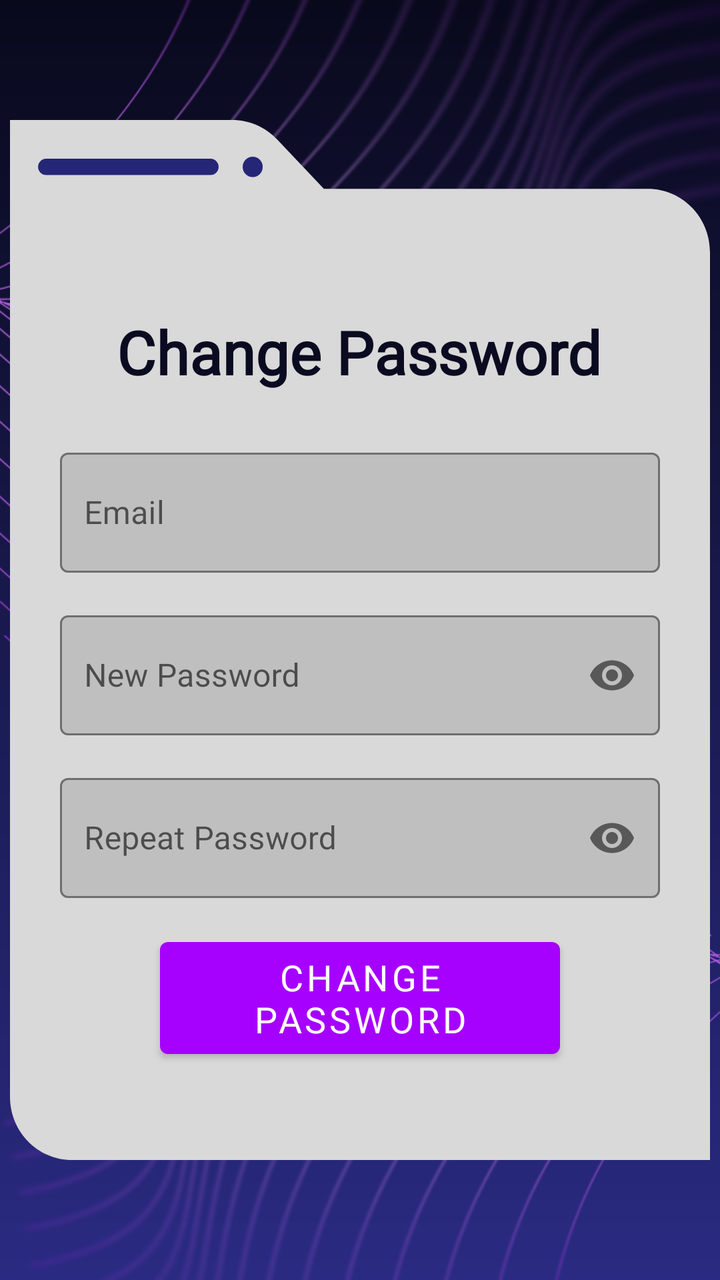
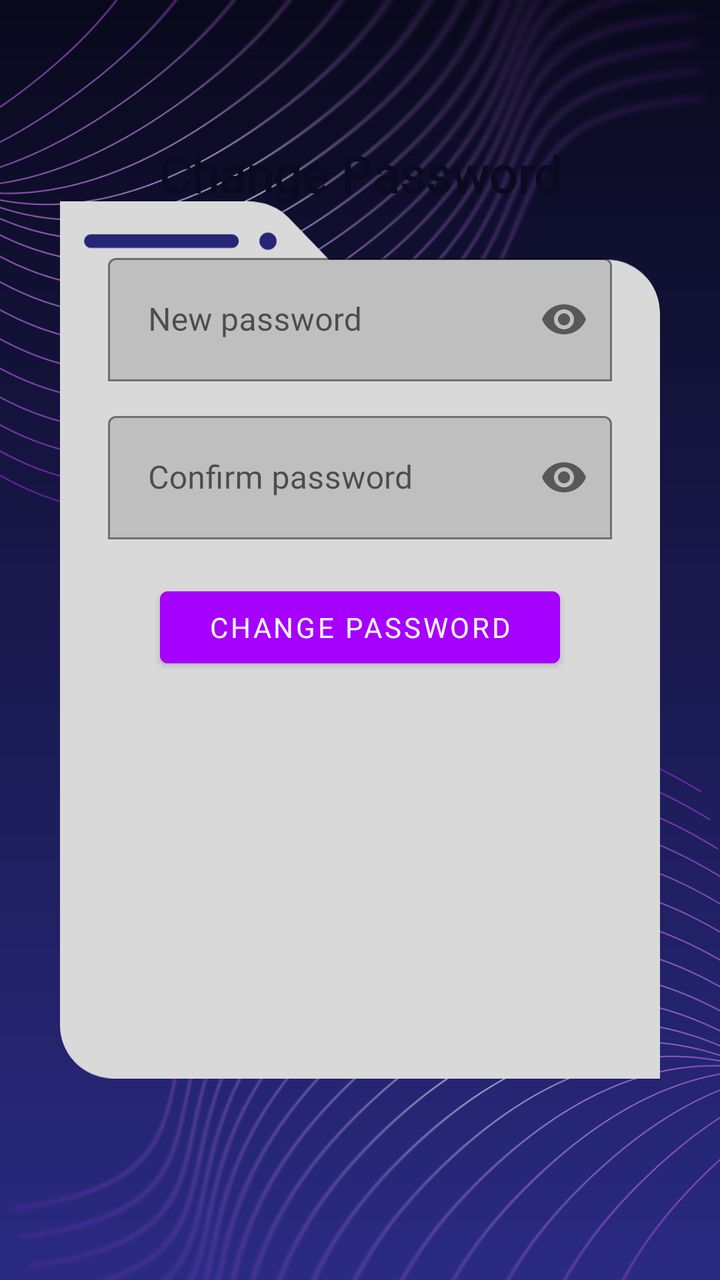

Compare the two renders of this Android layout. The source of the first and the diff that turns it into the second are given below.
<!-- AndroidManifest.xml: application theme Theme.MaterialComponents.DayNight.NoActionBar -->
<!-- res/layout/activity_change_password.xml -->
<?xml version="1.0" encoding="utf-8"?>
<androidx.constraintlayout.widget.ConstraintLayout
    xmlns:android="http://schemas.android.com/apk/res/android"
    xmlns:app="http://schemas.android.com/apk/res-auto"
    xmlns:tools="http://schemas.android.com/tools"
    android:layout_width="match_parent"
    android:layout_height="match_parent">

    
    <ImageView
        android:id="@+id/gradientBg"
        android:layout_width="0dp"
        android:layout_height="0dp"
        android:scaleType="fitXY"
        android:src="@drawable/gradient_bg"
        app:layout_constraintBottom_toBottomOf="parent"
        app:layout_constraintEnd_toEndOf="parent"
        app:layout_constraintStart_toStartOf="parent"
        app:layout_constraintTop_toTopOf="parent" />

    
    <ImageView
        android:id="@+id/linesTopLeft"
        android:layout_width="550dp"
        android:layout_height="500dp"
        android:layout_marginStart="-175dp"
        android:layout_marginTop="-130dp"
        android:alpha="1"
        android:src="@drawable/lines2_2"
        app:layout_constraintStart_toStartOf="parent"
        app:layout_constraintTop_toTopOf="parent" />

    <ImageView
        android:id="@+id/linesBottomRight"
        android:layout_width="550dp"
        android:layout_height="500dp"
        android:layout_marginEnd="-175dp"
        android:layout_marginBottom="-130dp"
        android:alpha="1"
        android:src="@drawable/lines2_1"
        app:layout_constraintBottom_toBottomOf="parent"
        app:layout_constraintEnd_toEndOf="parent" />

    
    <ImageView
        android:id="@+id/contentBackground"
        android:layout_width="350dp"
        android:layout_height="520dp"
        android:src="@drawable/back_window"
        android:scaleType="fitXY"
        android:alpha="1"
        app:layout_constraintTop_toTopOf="parent"
        app:layout_constraintBottom_toBottomOf="parent"
        app:layout_constraintStart_toStartOf="parent"
        app:layout_constraintEnd_toEndOf="parent" />

    

    

    <TextView
        android:id="@+id/titleText"
        android:layout_width="329dp"
        android:layout_height="80dp"
        android:layout_marginTop="76dp"
        android:fontFamily="@font/zen_dots"
        android:gravity="center"
        android:text="Change Password"
        android:textColor="#0A0A20"
        android:textSize="30sp"
        android:textStyle="bold"
        app:layout_constraintEnd_toEndOf="@id/contentBackground"
        app:layout_constraintHorizontal_bias="0.476"
        app:layout_constraintStart_toStartOf="@id/contentBackground"
        app:layout_constraintTop_toTopOf="@id/contentBackground" />

    <com.google.android.material.textfield.TextInputLayout
        android:id="@+id/emailLayout"
        android:layout_width="300dp"
        android:layout_height="wrap_content"
        android:layout_marginTop="5dp"
        android:hint="Email"
        app:boxBackgroundMode="outline"
        app:boxStrokeColor="#0A0A20"
        app:boxCornerRadiusTopStart="4dp"
        app:boxCornerRadiusTopEnd="4dp"
        app:boxCornerRadiusBottomStart="4dp"
        app:boxCornerRadiusBottomEnd="4dp"
        app:layout_constraintTop_toBottomOf="@id/titleText"
        app:layout_constraintStart_toStartOf="@id/contentBackground"
        app:layout_constraintEnd_toEndOf="@id/contentBackground">

        <com.google.android.material.textfield.TextInputEditText
            android:id="@+id/emailInput"
            android:layout_width="match_parent"
            android:layout_height="60dp"
            android:fontFamily="@font/zen_dots"
            android:inputType="textEmailAddress"
            android:padding="12dp"
            android:textColor="#0A0A20" />

    </com.google.android.material.textfield.TextInputLayout>

    
    <com.google.android.material.textfield.TextInputLayout
        android:id="@+id/newPasswordLayout"
        android:layout_width="300dp"
        android:layout_height="wrap_content"
        android:layout_marginTop="16dp"
        android:hint="New Password"
        app:boxBackgroundMode="outline"
        app:boxStrokeColor="#0A0A20"
        app:boxCornerRadiusTopStart="4dp"
        app:boxCornerRadiusTopEnd="4dp"
        app:boxCornerRadiusBottomStart="4dp"
        app:boxCornerRadiusBottomEnd="4dp"
        app:layout_constraintTop_toBottomOf="@id/emailLayout"
        app:layout_constraintStart_toStartOf="@id/contentBackground"
        app:layout_constraintEnd_toEndOf="@id/contentBackground"
        app:passwordToggleEnabled="true">

        <com.google.android.material.textfield.TextInputEditText
            android:id="@+id/newPasswordInput"
            android:layout_width="match_parent"
            android:layout_height="60dp"
            android:inputType="textPassword"
            android:fontFamily="@font/zen_dots"
            android:textColor="#0A0A20"
            android:padding="12dp" />

    </com.google.android.material.textfield.TextInputLayout>

    
    <com.google.android.material.textfield.TextInputLayout
        android:id="@+id/confirmPasswordLayout"
        android:layout_width="300dp"
        android:layout_height="wrap_content"
        android:layout_marginTop="16dp"
        android:hint="Repeat Password"
        app:boxBackgroundMode="outline"
        app:boxStrokeColor="#0A0A20"
        app:boxCornerRadiusTopStart="4dp"
        app:boxCornerRadiusTopEnd="4dp"
        app:boxCornerRadiusBottomStart="4dp"
        app:boxCornerRadiusBottomEnd="4dp"
        app:layout_constraintTop_toBottomOf="@id/newPasswordLayout"
        app:layout_constraintStart_toStartOf="@id/contentBackground"
        app:layout_constraintEnd_toEndOf="@id/contentBackground"
        app:passwordToggleEnabled="true">

        <com.google.android.material.textfield.TextInputEditText
            android:id="@+id/confirmPasswordInput"
            android:layout_width="match_parent"
            android:layout_height="60dp"
            android:inputType="textPassword"
            android:fontFamily="@font/zen_dots"
            android:textColor="#0A0A20"
            android:padding="12dp" />

    </com.google.android.material.textfield.TextInputLayout>

    
    <Button
        android:id="@+id/changePasswordButton"
        android:layout_width="200dp"
        android:layout_height="68dp"
        android:layout_marginTop="16dp"
        android:fontFamily="@font/zen_dots"
        android:text="Change password"
        android:textColor="#FFFFFF"
        android:textSize="18sp"
        app:backgroundTint="#A600FF"
        app:cornerRadius="4dp"
        app:layout_constraintEnd_toEndOf="@id/contentBackground"
        app:layout_constraintStart_toStartOf="@id/contentBackground"
        app:layout_constraintTop_toBottomOf="@id/confirmPasswordLayout" />

</androidx.constraintlayout.widget.ConstraintLayout>
<!-- resources referenced by this layout -->
<resources>
  <!-- drawable back_window (drawable) -->
  <vector xmlns:android="http://schemas.android.com/apk/res/android"
      android:width="349dp"
      android:height="510dp"
      android:viewportWidth="349"
      android:viewportHeight="510">
    <path
        android:pathData="M110.81,0C119.24,0 127.3,3.43 133.15,9.51L156.5,33.78H318C335.12,33.78 349,47.66 349,64.78V510H31C13.88,510 0,496.12 0,479V0H110.81Z"
        android:fillColor="#D9D9D9"/>
    <path
        android:pathData="M18,19L100,19A4,4 0,0 1,104 23L104,23A4,4 0,0 1,100 27L18,27A4,4 0,0 1,14 23L14,23A4,4 0,0 1,18 19z"
        android:fillColor="#262676"/>
    <path
        android:pathData="M121,23m-5,0a5,5 0,1 1,10 0a5,5 0,1 1,-10 0"
        android:fillColor="#262676"/>
  </vector>
  <!-- drawable gradient_bg (drawable) -->
  <shape xmlns:android="http://schemas.android.com/apk/res/android">
      <gradient
          android:startColor="#09091C"
          android:endColor="#2A2A82"
          android:angle="270"/>
  </shape>
  <!-- drawable lines2_1: png bitmap (drawable, 464063 bytes) -->
  <!-- drawable lines2_2: png bitmap (drawable, 445353 bytes) -->
</resources>

<!-- the commit's change to res/layout/activity_change_password.xml (unified diff, before → after) -->
@@ -2,177 +2,132 @@
 <androidx.constraintlayout.widget.ConstraintLayout
     xmlns:android="http://schemas.android.com/apk/res/android"
     xmlns:app="http://schemas.android.com/apk/res-auto"
-    xmlns:tools="http://schemas.android.com/tools"
     android:layout_width="match_parent"
     android:layout_height="match_parent">
 
-    
     <ImageView
         android:id="@+id/gradientBg"
         android:layout_width="0dp"
         android:layout_height="0dp"
         android:scaleType="fitXY"
         android:src="@drawable/gradient_bg"
-        app:layout_constraintBottom_toBottomOf="parent"
-        app:layout_constraintEnd_toEndOf="parent"
-        app:layout_constraintStart_toStartOf="parent"
-        app:layout_constraintTop_toTopOf="parent" />
-
-    
-    <ImageView
-        android:id="@+id/linesTopLeft"
-        android:layout_width="550dp"
-        android:layout_height="500dp"
-        android:layout_marginStart="-175dp"
-        android:layout_marginTop="-130dp"
-        android:alpha="1"
-        android:src="@drawable/lines2_2"
-        app:layout_constraintStart_toStartOf="parent"
-        app:layout_constraintTop_toTopOf="parent" />
-
-    <ImageView
-        android:id="@+id/linesBottomRight"
-        android:layout_width="550dp"
-        android:layout_height="500dp"
-        android:layout_marginEnd="-175dp"
-        android:layout_marginBottom="-130dp"
-        android:alpha="1"
-        android:src="@drawable/lines2_1"
-        app:layout_constraintBottom_toBottomOf="parent"
-        app:layout_constraintEnd_toEndOf="parent" />
-
-    
-    <ImageView
-        android:id="@+id/contentBackground"
-        android:layout_width="350dp"
-        android:layout_height="520dp"
-        android:src="@drawable/back_window"
-        android:scaleType="fitXY"
-        android:alpha="1"
         app:layout_constraintTop_toTopOf="parent"
         app:layout_constraintBottom_toBottomOf="parent"
         app:layout_constraintStart_toStartOf="parent"
-        app:layout_constraintEnd_toEndOf="parent" />
+        app:layout_constraintEnd_toEndOf="parent"/>
 
-    
+    <ImageView
+        android:id="@+id/linesTopLeft"
+        android:layout_width="wrap_content"
+        android:layout_height="wrap_content"
+        android:scaleX="1.55"
+        android:scaleY="1.2"
+        android:layout_marginStart="-100dp"
+        android:layout_marginTop="-250dp"
+        android:src="@drawable/lines2_2"
+        app:layout_constraintStart_toStartOf="parent"
+        app:layout_constraintTop_toTopOf="parent"/>
 
-    
+    <ImageView
+        android:id="@+id/linesTopRight"
+        android:layout_width="wrap_content"
+        android:layout_height="wrap_content"
+        android:scaleX="1.55"
+        android:scaleY="1.2"
+        android:layout_marginStart="100dp"
+        android:layout_marginTop="250dp"
+        android:src="@drawable/lines2_1"
+        app:layout_constraintStart_toStartOf="parent"
+        app:layout_constraintTop_toTopOf="parent"/>
+
+    <ImageView
+        android:id="@+id/contentBackground"
+        android:layout_width="0dp"
+        android:layout_height="0dp"
+        android:layout_margin="30dp"
+        android:src="@drawable/back_window"
+        app:layout_constraintDimensionRatio="3:5"
+        app:layout_constraintTop_toTopOf="parent"
+        app:layout_constraintBottom_toBottomOf="parent"
+        app:layout_constraintStart_toStartOf="parent"
+        app:layout_constraintEnd_toEndOf="parent"/>
 
     <TextView
         android:id="@+id/titleText"
-        android:layout_width="329dp"
-        android:layout_height="80dp"
-        android:layout_marginTop="76dp"
+        android:layout_width="wrap_content"
+        android:layout_height="wrap_content"
+        android:text="Change Password"
+        android:textSize="25sp"
+        android:textStyle="bold"
+        android:textColor="@color/dark_blue"
         android:fontFamily="@font/zen_dots"
-        android:gravity="center"
-        android:text="Change Password"
-        android:textColor="#0A0A20"
-        android:textSize="30sp"
-        android:textStyle="bold"
+        app:layout_constraintTop_toTopOf="@id/contentBackground"
+        app:layout_constraintStart_toStartOf="@id/contentBackground"
         app:layout_constraintEnd_toEndOf="@id/contentBackground"
-        app:layout_constraintHorizontal_bias="0.476"
-        app:layout_constraintStart_toStartOf="@id/contentBackground"
-        app:layout_constraintTop_toTopOf="@id/contentBackground" />
+        app:layout_constraintVertical_bias="0.2"/>
 
+    
     <com.google.android.material.textfield.TextInputLayout
-        android:id="@+id/emailLayout"
-        android:layout_width="300dp"
+        android:id="@+id/newPasswordLayout"
+        android:layout_width="0dp"
         android:layout_height="wrap_content"
-        android:layout_marginTop="5dp"
-        android:hint="Email"
+        android:layout_marginStart="24dp"
+        android:layout_marginEnd="24dp"
+        android:layout_marginTop="20dp"
+        android:hint="New password"
+        app:passwordToggleEnabled="true"
         app:boxBackgroundMode="outline"
-        app:boxStrokeColor="#0A0A20"
-        app:boxCornerRadiusTopStart="4dp"
-        app:boxCornerRadiusTopEnd="4dp"
-        app:boxCornerRadiusBottomStart="4dp"
-        app:boxCornerRadiusBottomEnd="4dp"
         app:layout_constraintTop_toBottomOf="@id/titleText"
         app:layout_constraintStart_toStartOf="@id/contentBackground"
         app:layout_constraintEnd_toEndOf="@id/contentBackground">
 
         <com.google.android.material.textfield.TextInputEditText
-            android:id="@+id/emailInput"
-            android:layout_width="match_parent"
-            android:layout_height="60dp"
-            android:fontFamily="@font/zen_dots"
-            android:inputType="textEmailAddress"
-            android:padding="12dp"
-            android:textColor="#0A0A20" />
-
-    </com.google.android.material.textfield.TextInputLayout>
-
-    
-    <com.google.android.material.textfield.TextInputLayout
-        android:id="@+id/newPasswordLayout"
-        android:layout_width="300dp"
-        android:layout_height="wrap_content"
-        android:layout_marginTop="16dp"
-        android:hint="New Password"
-        app:boxBackgroundMode="outline"
-        app:boxStrokeColor="#0A0A20"
-        app:boxCornerRadiusTopStart="4dp"
-        app:boxCornerRadiusTopEnd="4dp"
-        app:boxCornerRadiusBottomStart="4dp"
-        app:boxCornerRadiusBottomEnd="4dp"
-        app:layout_constraintTop_toBottomOf="@id/emailLayout"
-        app:layout_constraintStart_toStartOf="@id/contentBackground"
-        app:layout_constraintEnd_toEndOf="@id/contentBackground"
-        app:passwordToggleEnabled="true">
-
-        <com.google.android.material.textfield.TextInputEditText
             android:id="@+id/newPasswordInput"
             android:layout_width="match_parent"
-            android:layout_height="60dp"
+            android:layout_height="wrap_content"
             android:inputType="textPassword"
             android:fontFamily="@font/zen_dots"
-            android:textColor="#0A0A20"
-            android:padding="12dp" />
-
+            android:padding="20dp"/>
     </com.google.android.material.textfield.TextInputLayout>
 
     
     <com.google.android.material.textfield.TextInputLayout
         android:id="@+id/confirmPasswordLayout"
-        android:layout_width="300dp"
+        android:layout_width="0dp"
         android:layout_height="wrap_content"
-        android:layout_marginTop="16dp"
-        android:hint="Repeat Password"
+        android:layout_marginStart="24dp"
+        android:layout_marginEnd="24dp"
+        android:layout_marginTop="12dp"
+        android:hint="Confirm password"
+        app:passwordToggleEnabled="true"
         app:boxBackgroundMode="outline"
-        app:boxStrokeColor="#0A0A20"
-        app:boxCornerRadiusTopStart="4dp"
-        app:boxCornerRadiusTopEnd="4dp"
-        app:boxCornerRadiusBottomStart="4dp"
-        app:boxCornerRadiusBottomEnd="4dp"
         app:layout_constraintTop_toBottomOf="@id/newPasswordLayout"
         app:layout_constraintStart_toStartOf="@id/contentBackground"
-        app:layout_constraintEnd_toEndOf="@id/contentBackground"
-        app:passwordToggleEnabled="true">
+        app:layout_constraintEnd_toEndOf="@id/contentBackground">
 
         <com.google.android.material.textfield.TextInputEditText
             android:id="@+id/confirmPasswordInput"
             android:layout_width="match_parent"
-            android:layout_height="60dp"
+            android:layout_height="wrap_content"
             android:inputType="textPassword"
             android:fontFamily="@font/zen_dots"
-            android:textColor="#0A0A20"
-            android:padding="12dp" />
-
+            android:padding="20dp"/>
     </com.google.android.material.textfield.TextInputLayout>
 
     
     <Button
         android:id="@+id/changePasswordButton"
-        android:layout_width="200dp"
-        android:layout_height="68dp"
-        android:layout_marginTop="16dp"
+        android:layout_width="0dp"
+        android:layout_height="wrap_content"
+        android:layout_marginStart="50dp"
+        android:layout_marginEnd="50dp"
+        android:layout_marginTop="20dp"
+        android:text="Change Password"
+        android:textColor="@color/white_text"
         android:fontFamily="@font/zen_dots"
-        android:text="Change password"
-        android:textColor="#FFFFFF"
-        android:textSize="18sp"
-        app:backgroundTint="#A600FF"
-        app:cornerRadius="4dp"
-        app:layout_constraintEnd_toEndOf="@id/contentBackground"
+        android:backgroundTint="@color/purple"
+        app:layout_constraintTop_toBottomOf="@id/confirmPasswordLayout"
         app:layout_constraintStart_toStartOf="@id/contentBackground"
-        app:layout_constraintTop_toBottomOf="@id/confirmPasswordLayout" />
+        app:layout_constraintEnd_toEndOf="@id/contentBackground"/>
 
 </androidx.constraintlayout.widget.ConstraintLayout>
<!-- resource entries referenced after the edit -->
@@ -1,5 +1,8 @@
 <!-- resources referenced by this layout -->
 <resources>
+  <color name="dark_blue">#0A0A20</color>
+  <color name="purple">#A600FF</color>
+  <color name="white_text">#FFFFFF</color>
   <!-- drawable back_window (drawable) -->
   <vector xmlns:android="http://schemas.android.com/apk/res/android"
       android:width="349dp"
